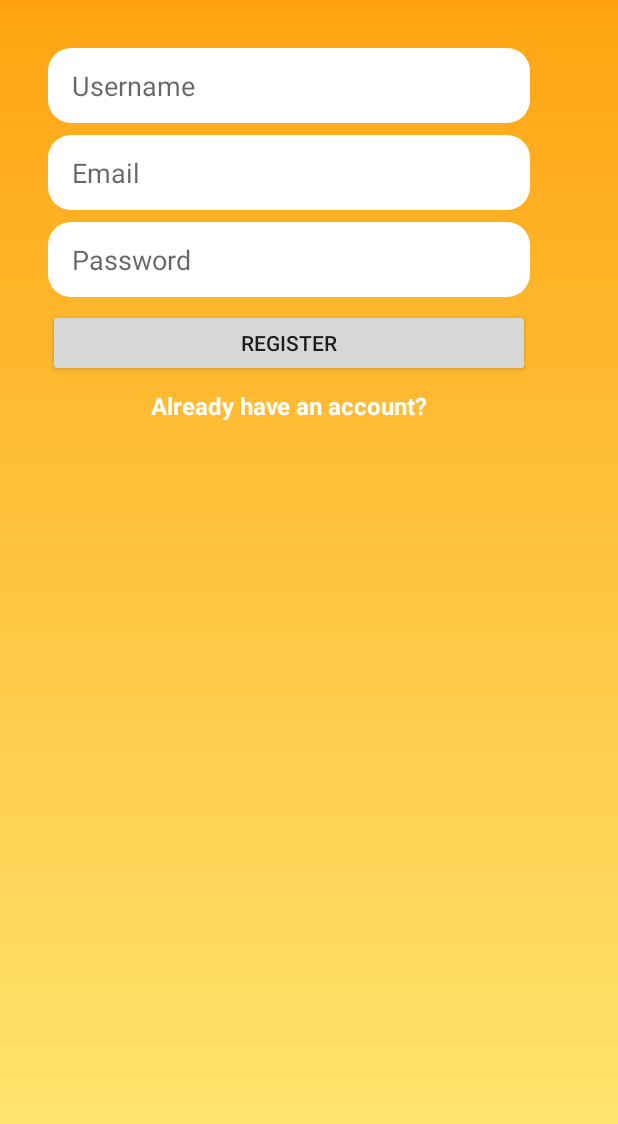
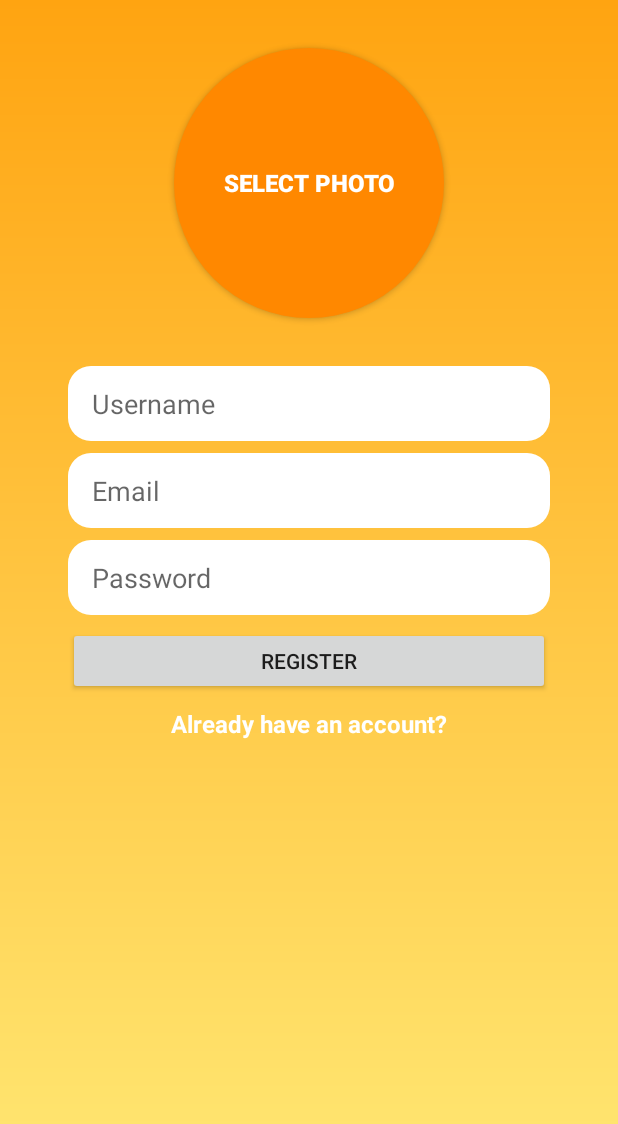
Before and after one commit to hkhaisty/Mobile_Software_Dev, an Android app: the screen it shows after launch (MainActivity), after a tap on "REGISTER", on a phone screen of 412 x 824 dp. Shown: the top 1124 px of the screen. Run offline under Robolectric (Android 15) with nearby library versions, the phone set to English and light mode, and no system bars; our stand-ins replace Firebase (no records; nobody signed in at launch, a user with empty details on screens opened directly).

Commit message:
added button for avatar picture and added toast messages

```diff
--- a/InstantMessengerTesting/app/src/main/java/com/example/mdinh/instantmessengertesting/MainActivity.kt
+++ b/InstantMessengerTesting/app/src/main/java/com/example/mdinh/instantmessengertesting/MainActivity.kt
@@ -38,7 +38,11 @@ class MainActivity : AppCompatActivity() {
 
         //If email or password is email check to avoid crash.
         if(email.isEmpty() || password.isEmpty()) {
-            Toast.makeText(this, "ERROR: Missing entry for email/password.", Toast.LENGTH_SHORT).show()
+            Toast.makeText(this, "Missing entry for email/password.", Toast.LENGTH_SHORT).show()
+            return
+        }
+        else if(password.length < 6) {
+            Toast.makeText(this, "Invalid password. Password must contain at least 6 characters.", Toast.LENGTH_SHORT).show()
             return
         }
 
@@ -55,6 +59,7 @@ class MainActivity : AppCompatActivity() {
         }
             .addOnFailureListener{
                 Log.d("MainActivity", "Failed to register user. ${it.message}")
+                Toast.makeText(this, "Failed to register user. ${it.message}", Toast.LENGTH_SHORT).show()
             }
         //END: Firebase Authentication
     }
--- a/InstantMessengerTesting/app/src/main/res/drawable/rounded_avatar_button.xml
+++ b/InstantMessengerTesting/app/src/main/res/drawable/rounded_avatar_button.xml
@@ -1,4 +1,5 @@
 <?xml version="1.0" encoding="utf-8"?>
-<selector xmlns:android="http://schemas.android.com/apk/res/android">
-
-</selector>
+<shape xmlns:android="http://schemas.android.com/apk/res/android">
+    <solid android:color="@android:color/holo_orange_dark"/>
+    <corners android:radius="90dp"/>
+</shape>
--- a/InstantMessengerTesting/app/src/main/res/layout/activity_main.xml
+++ b/InstantMessengerTesting/app/src/main/res/layout/activity_main.xml
@@ -21,12 +21,11 @@
             app:layout_constraintEnd_toEndOf="parent" android:layout_marginRight="32dp"
             android:layout_marginStart="32dp"
             app:layout_constraintStart_toStartOf="parent" android:layout_marginLeft="32dp"
-            android:layout_marginTop="32dp"
-            app:layout_constraintTop_toTopOf="parent"
             android:hint="Username"
             android:paddingLeft="16dp"
 
-            app:layout_constraintHorizontal_bias="0.0"/>
+            app:layout_constraintHorizontal_bias="0.224" android:layout_marginTop="32dp"
+            app:layout_constraintTop_toBottomOf="@+id/avatarRegistration_button"/>
 
     <!--Email address registration edit text-->
     <EditText
@@ -82,4 +81,17 @@
             android:textColor="@android:color/white" android:textStyle="bold"
             android:textSize="16sp"
     />
+
+    <Button
+            android:id="@+id/avatarRegistration_button"
+            android:text="SELECT PHOTO"
+            android:layout_width="180dp"
+            android:layout_height="180dp"
+            android:background="@drawable/rounded_avatar_button"
+            android:textColor="@android:color/white"
+            android:textStyle="bold"
+            android:textSize="16sp"
+            android:layout_marginTop="32dp" app:layout_constraintTop_toTopOf="parent" android:layout_marginEnd="8dp"
+            app:layout_constraintEnd_toEndOf="parent" android:layout_marginRight="8dp" android:layout_marginStart="8dp"
+            app:layout_constraintStart_toStartOf="parent" android:layout_marginLeft="8dp"/>
 </android.support.constraint.ConstraintLayout>
```
Also changed, not shown: InstantMessengerTesting/app/src/main/java/com/example/mdinh/instantmessengertesting/LoginActivity.kt (+12 -0 lines).
